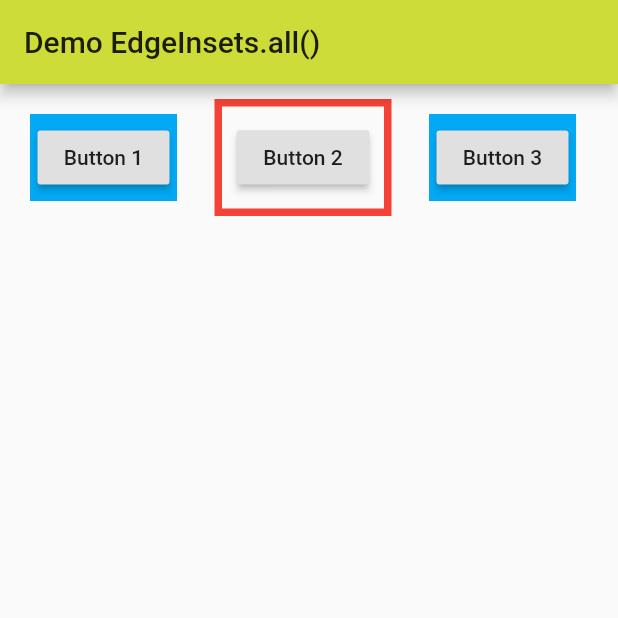
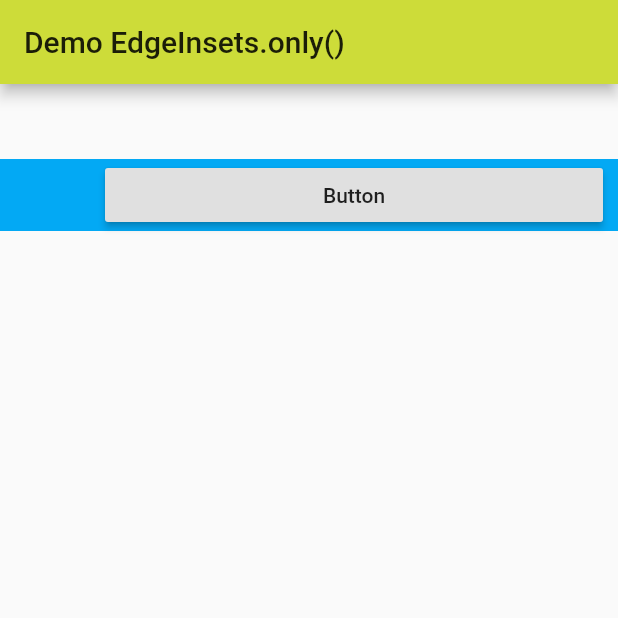
Before and after one commit to erikrios/edge-insets, a Flutter app: the screen it shows after launch, on a phone screen of 412 x 824 dp, the top half of it. Run offline on Flutter 3.47's test engine with Material 2 defaults, Android fonts, the phone set to English and light mode, and no system bars.

Commit message:
Add the example code of EdgeInsets.only() method

```diff
--- a/lib/main.dart
+++ b/lib/main.dart
@@ -1,4 +1,3 @@
-import 'package:flutter/cupertino.dart';
 import 'package:flutter/material.dart';
 
 void main() => runApp(MyApp());
@@ -16,38 +15,19 @@ class HomePage extends StatelessWidget {
   @override
   Widget build(BuildContext context) => Scaffold(
         appBar: AppBar(
-          title: Text('Demo EdgeInsets.all()'),
+          title: Text('Demo EdgeInsets.only()'),
         ),
         body: Row(
           children: <Widget>[
-            Container(
-              color: Colors.lightBlue,
-              margin: const EdgeInsets.all(20.0),
-              padding: const EdgeInsets.all(5.0),
-              child: RaisedButton(
-                child: Text(
-                  'Button 1',
+            Expanded(
+              child: Container(
+                color: Colors.lightBlue,
+                margin: const EdgeInsets.only(top: 50.0),
+                padding: const EdgeInsets.only(left: 70.0, right: 10.0),
+                child: RaisedButton(
+                  child: Text('Button'),
+                  onPressed: () {},
                 ),
-                onPressed: () {},
-              ),
-            ),
-            Container(
-              margin: const EdgeInsets.all(5.0),
-              padding: const EdgeInsets.all(10.0),
-              decoration: BoxDecoration(
-                  border: Border.all(width: 5.0, color: Colors.red)),
-              child: RaisedButton(
-                child: Text('Button 2'),
-                onPressed: () {},
-              ),
-            ),
-            Container(
-              color: Colors.lightBlue,
-              margin: const EdgeInsets.all(20.0),
-              padding: const EdgeInsets.all(5.0),
-              child: RaisedButton(
-                child: Text('Button 3'),
-                onPressed: () {},
               ),
             )
           ],
```
